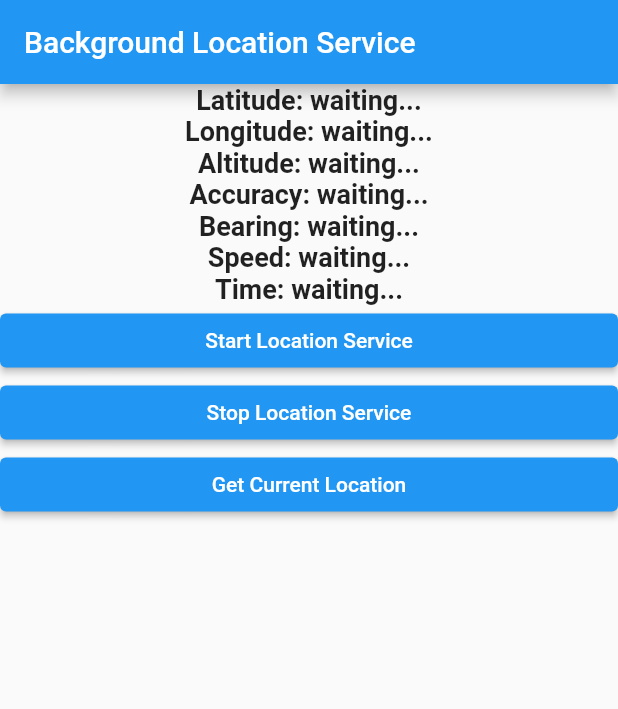
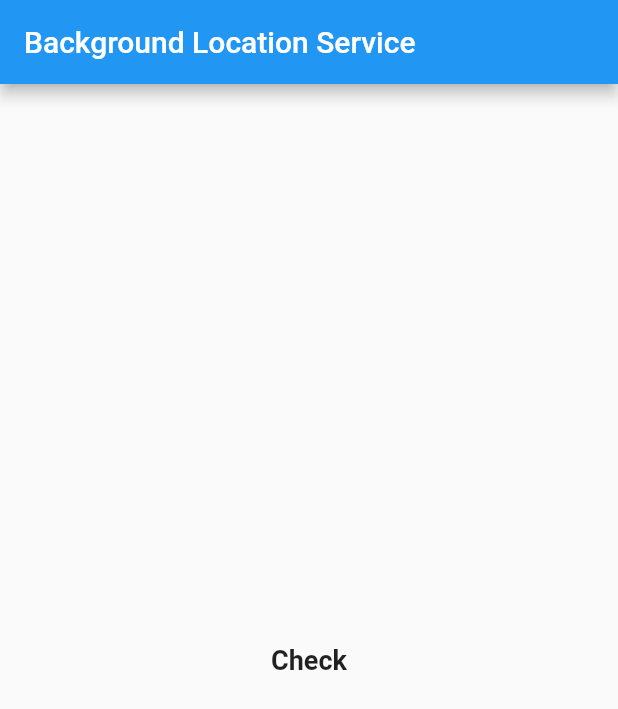
Before and after one commit to vishalvishvakarma1111/all_demo, a Flutter app: the screen it shows after launch, on a phone screen of 412 x 824 dp. Shown: the top 709 px of the screen. Run offline on Flutter 3.47's test engine with Material 2 defaults, Android fonts, the phone set to English and light mode, and no system bars.

```diff
--- a/lib/main.dart
+++ b/lib/main.dart
@@ -1,26 +1,9 @@
-import 'package:background_location/background_location.dart';
-import 'package:flutter/material.dart';
+ import 'package:flutter/material.dart';
 
 void main() => runApp(MyApp());
 
-class MyApp extends StatefulWidget {
-  @override
-  _MyAppState createState() => _MyAppState();
-}
+class MyApp extends StatelessWidget {
 
-class _MyAppState extends State<MyApp> {
-  String latitude = 'waiting...';
-  String longitude = 'waiting...';
-  String altitude = 'waiting...';
-  String accuracy = 'waiting...';
-  String bearing = 'waiting...';
-  String speed = 'waiting...';
-  String time = 'waiting...';
-
-  @override
-  void initState() {
-    super.initState();
-  }
 
   @override
   Widget build(BuildContext context) {
@@ -30,86 +13,17 @@ class _MyAppState extends State<MyApp> {
           title: const Text('Background Location Service'),
         ),
         body: Center(
-          child: ListView(
-            children: <Widget>[
-              locationData('Latitude: ' + latitude),
-              locationData('Longitude: ' + longitude),
-              locationData('Altitude: ' + altitude),
-              locationData('Accuracy: ' + accuracy),
-              locationData('Bearing: ' + bearing),
-              locationData('Speed: ' + speed),
-              locationData('Time: ' + time),
-              ElevatedButton(
-                  onPressed: () async {
-                    await BackgroundLocation.setAndroidNotification(
-                      title: 'Background service is running',
-                      message: 'Background location in progress',
-                      icon: '@mipmap/ic_launcher',
-                    );
-                    //await BackgroundLocation.setAndroidConfiguration(1000);
-                    await BackgroundLocation.startLocationService(
-                        distanceFilter: 20);
-                    BackgroundLocation.getLocationUpdates((location) {
-                      setState(() {
-                        latitude = location.latitude.toString();
-                        longitude = location.longitude.toString();
-                        accuracy = location.accuracy.toString();
-                        altitude = location.altitude.toString();
-                        bearing = location.bearing.toString();
-                        speed = location.speed.toString();
-                        time = DateTime.fromMillisecondsSinceEpoch(
-                            location.time!.toInt())
-                            .toString();
-                      });
-                      print('''\n
-                        Latitude:  $latitude
-                        Longitude: $longitude
-                        Altitude: $altitude
-                        Accuracy: $accuracy
-                        Bearing:  $bearing
-                        Speed: $speed
-                        Time: $time
-                      ''');
-                    });
-                  },
-                  child: Text('Start Location Service')),
-              ElevatedButton(
-                  onPressed: () {
-                    BackgroundLocation.stopLocationService();
-                  },
-                  child: Text('Stop Location Service')),
-              ElevatedButton(
-                  onPressed: () {
-                    getCurrentLocation();
-                  },
-                  child: Text('Get Current Location')),
-            ],
+          child:  Text(
+            "Check",
+            style: TextStyle(
+              fontWeight: FontWeight.bold,
+              fontSize: 18,
+            ),
+            textAlign: TextAlign.center,
           ),
         ),
       ),
     );
   }
 
-  Widget locationData(String data) {
-    return Text(
-      data,
-      style: TextStyle(
-        fontWeight: FontWeight.bold,
-        fontSize: 18,
-      ),
-      textAlign: TextAlign.center,
-    );
-  }
-
-  void getCurrentLocation() {
-    BackgroundLocation().getCurrentLocation().then((location) {
-      print('This is current Location ' + location.toMap().toString());
-    });
-  }
-
-  @override
-  void dispose() {
-    BackgroundLocation.stopLocationService();
-    super.dispose();
-  }
 }
--- a/pubspec.yaml
+++ b/pubspec.yaml
@@ -38,9 +38,6 @@ dependencies:
   cupertino_icons: ^1.0.2
 
   shared_preferences: ^2.0.15
-  background_location:
-    path: background_location-master
-
 
 dev_dependencies:
   flutter_test:
```
Also changed, not shown: pubspec.lock.
